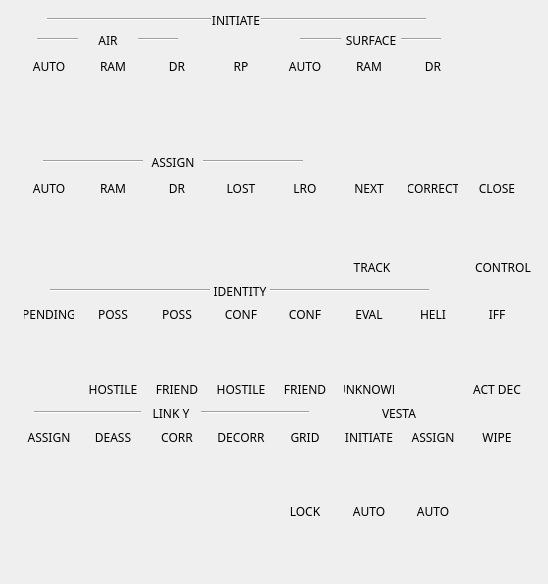
Above: botonera/forms/overlay_360_0110.ui from jordan045/tdc-botonera before the change. Below: the same form after it.
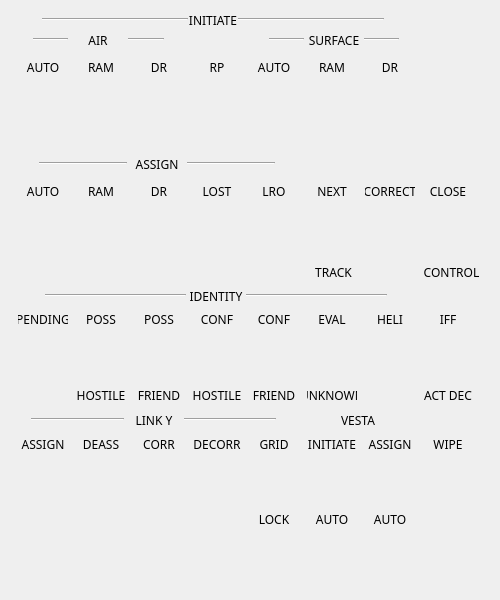
That is the form after the change. Icons and pictures are not drawn.

Commit message: Fixed size overlays

What changed in the file:
```diff
--- a/botonera/forms/overlay_360_0110.ui
+++ b/botonera/forms/overlay_360_0110.ui
@@ -6,10 +6,22 @@
    <rect>
     <x>0</x>
     <y>0</y>
-    <width>548</width>
-    <height>584</height>
+    <width>500</width>
+    <height>600</height>
    </rect>
   </property>
+  <property name="minimumSize">
+   <size>
+    <width>500</width>
+    <height>600</height>
+   </size>
+  </property>
+  <property name="maximumSize">
+   <size>
+    <width>500</width>
+    <height>600</height>
+   </size>
+  </property>
   <property name="windowTitle">
    <string>Form</string>
   </property>
@@ -18,8 +30,8 @@
     <rect>
      <x>0</x>
      <y>0</y>
-     <width>546</width>
-     <height>581</height>
+     <width>491</width>
+     <height>591</height>
     </rect>
    </property>
    <layout class="QVBoxLayout" name="verticalLayout_2">
```
The commit also changes 8 other files.
